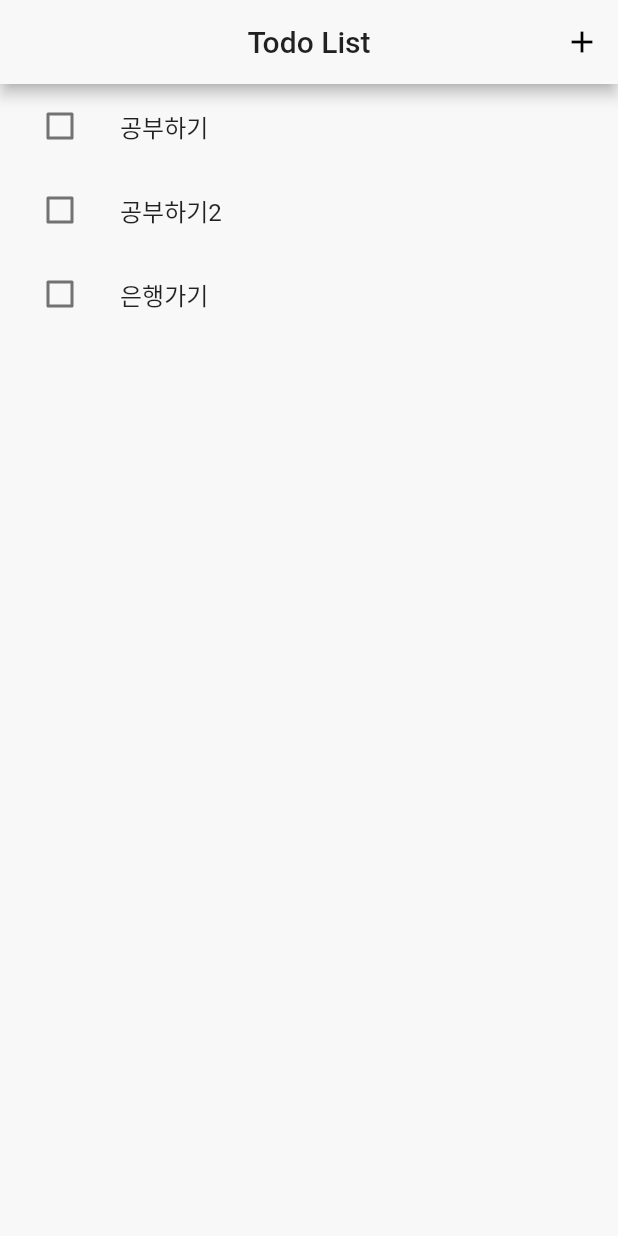
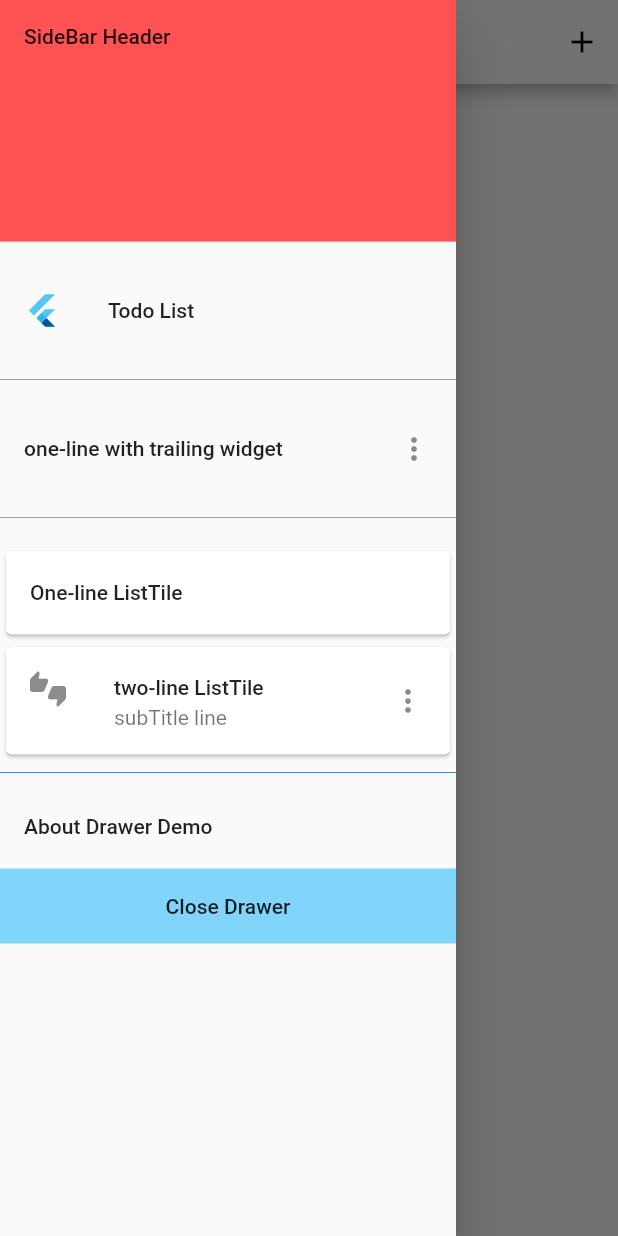
Before and after one commit to YunjiNam/flutter_todoList, a Flutter app: the screen it shows after launch, with the side drawer open (before the commit the screen has no drawer), on a phone screen of 412 x 824 dp. Run offline on Flutter 3.47's test engine with Material 2 defaults, Android fonts, the phone set to English and light mode, and no system bars; our stand-ins replace bloc, equatable, flutter_bloc.

Commit message:
add: drawer

```diff
--- a/lib/todo_list.dart
+++ b/lib/todo_list.dart
@@ -70,6 +70,81 @@ class _TodoListState extends State<TodoList> {
             );
           },
         ),
+        drawer: Drawer(
+          child: ListView(
+            padding: EdgeInsets.zero,
+            children: [
+              DrawerHeader(
+                child: Text('SideBar Header'),
+                decoration: BoxDecoration(
+                  color: Colors.redAccent,
+                ),
+              ),
+              Padding(
+                padding: EdgeInsets.only(top: 10),
+              ),
+              ListTile(
+                title: Text('Todo List'),
+                leading: FlutterLogo(),
+                selected: false,
+              ),
+              Padding(
+                padding: EdgeInsets.only(top: 10),
+              ),
+              Divider(
+                color: Colors.grey,
+              ),
+              Padding(
+                padding: EdgeInsets.only(top: 10),
+              ),
+              ListTile(
+                title: Text('one-line with trailing widget'),
+                trailing: Icon(Icons.more_vert),
+              ),
+              Padding(
+                padding: EdgeInsets.only(top: 10),
+              ),
+              Divider(
+                color: Colors.grey,
+              ),
+              Padding(
+                padding: EdgeInsets.only(top: 10),
+              ),
+              Card(
+                child: ListTile(
+                  title: Text('One-line ListTile'),
+                ),
+              ),
+              Card(
+                child: ListTile(
+                  title: Text('two-line ListTile'),
+                  subtitle: Text('subTitle line'),
+                  leading: Icon(Icons.thumbs_up_down),
+                  trailing: Icon(Icons.more_vert),
+                ),
+              ),
+              Divider(
+                color: Colors.blue,
+              ),
+              AboutListTile(
+                applicationName: 'Drawer Demo',
+                applicationIcon: FlutterLogo(),
+                applicationVersion: '1.0',
+                applicationLegalese: 'Free',
+              ),
+              Container(
+                color: Colors.lightBlue[200],
+                height: 50.0,
+                  child: FlatButton(
+                    child: Text('Close Drawer'),
+                    onPressed: () {
+                      Navigator.pop(context);
+                    },
+                  ),
+              ),
+            ],
+          ),
+        ),
       ),
     );
   }
```
